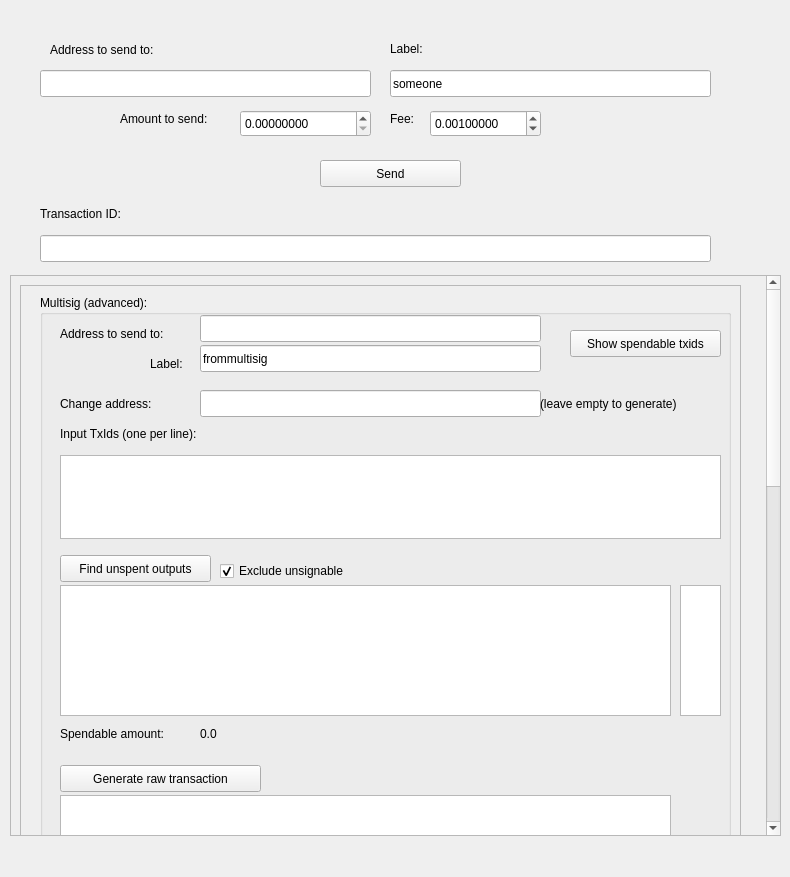
First picture: the form in src/gui/widgets/btcsenddlg.ui, repository Open-Transactions/Moneychanger, before the edit.
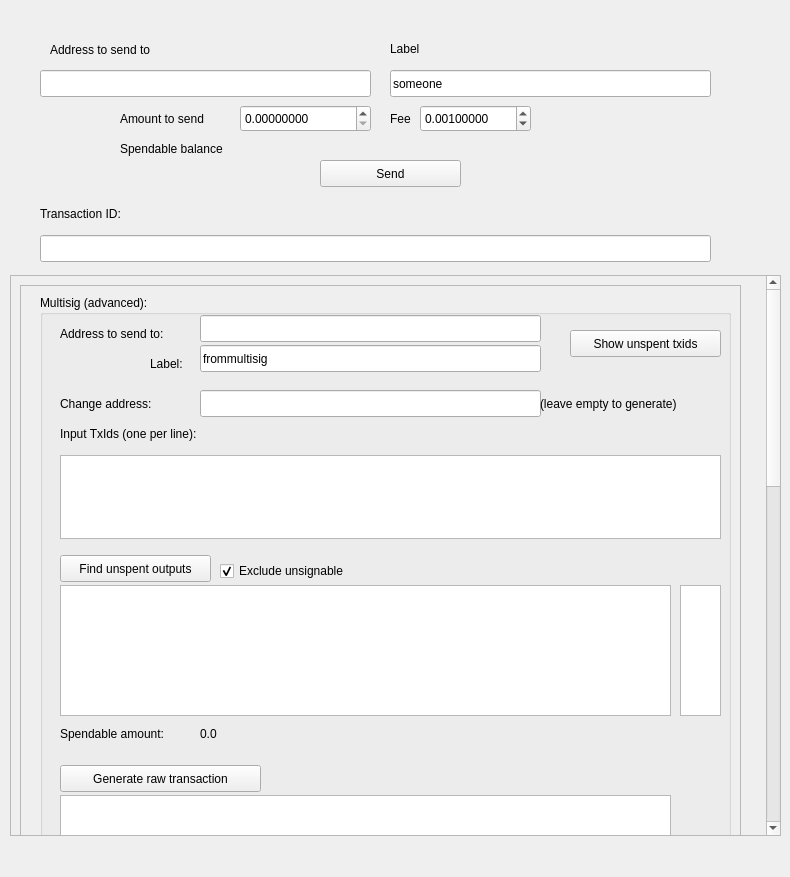
Second picture: the form after the edit.

Commit message: just some GUI adjustments

The edit to the form file:
```diff
--- a/src/gui/widgets/btcsenddlg.ui
+++ b/src/gui/widgets/btcsenddlg.ui
@@ -17,7 +17,7 @@
    <property name="geometry">
     <rect>
      <x>240</x>
-     <y>110</y>
+     <y>105</y>
      <width>131</width>
      <height>27</height>
     </rect>
@@ -45,7 +45,7 @@
     </rect>
    </property>
    <property name="text">
-    <string>Amount to send:</string>
+    <string>Amount to send</string>
    </property>
   </widget>
   <widget class="QPushButton" name="buttonSend">
@@ -107,7 +107,7 @@
     </rect>
    </property>
    <property name="text">
-    <string>Address to send to:</string>
+    <string>Address to send to</string>
    </property>
   </widget>
   <widget class="QScrollArea" name="scrollArea">
@@ -481,7 +481,7 @@
           </rect>
          </property>
          <property name="text">
-          <string>Show spendable txids</string>
+          <string>Show unspent txids</string>
          </property>
         </widget>
         <widget class="QCheckBox" name="checkExcludeUnsignable">
@@ -532,14 +532,14 @@
     </rect>
    </property>
    <property name="text">
-    <string>Label:</string>
+    <string>Label</string>
    </property>
   </widget>
   <widget class="QDoubleSpinBox" name="spinBoxFee">
    <property name="geometry">
     <rect>
-     <x>430</x>
-     <y>110</y>
+     <x>420</x>
+     <y>105</y>
      <width>111</width>
      <height>27</height>
     </rect>
@@ -564,7 +564,20 @@
     </rect>
    </property>
    <property name="text">
-    <string>Fee:</string>
+    <string>Fee</string>
+   </property>
+  </widget>
+  <widget class="QLabel" name="label_2">
+   <property name="geometry">
+    <rect>
+     <x>120</x>
+     <y>140</y>
+     <width>131</width>
+     <height>17</height>
+    </rect>
+   </property>
+   <property name="text">
+    <string>Spendable balance</string>
    </property>
   </widget>
   <zorder>scrollArea</zorder>
```
Left out of the diff: 4 changed lines with no effect on the pictures. The commit also changes 1 other file.
